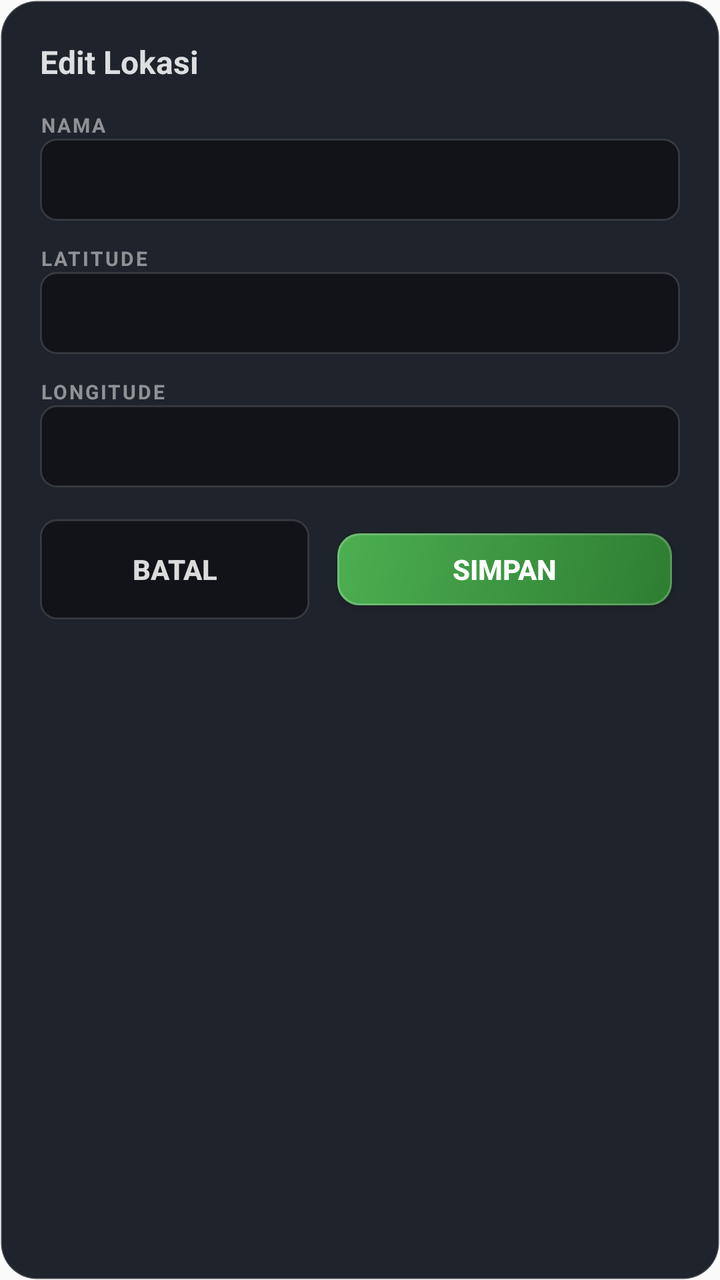
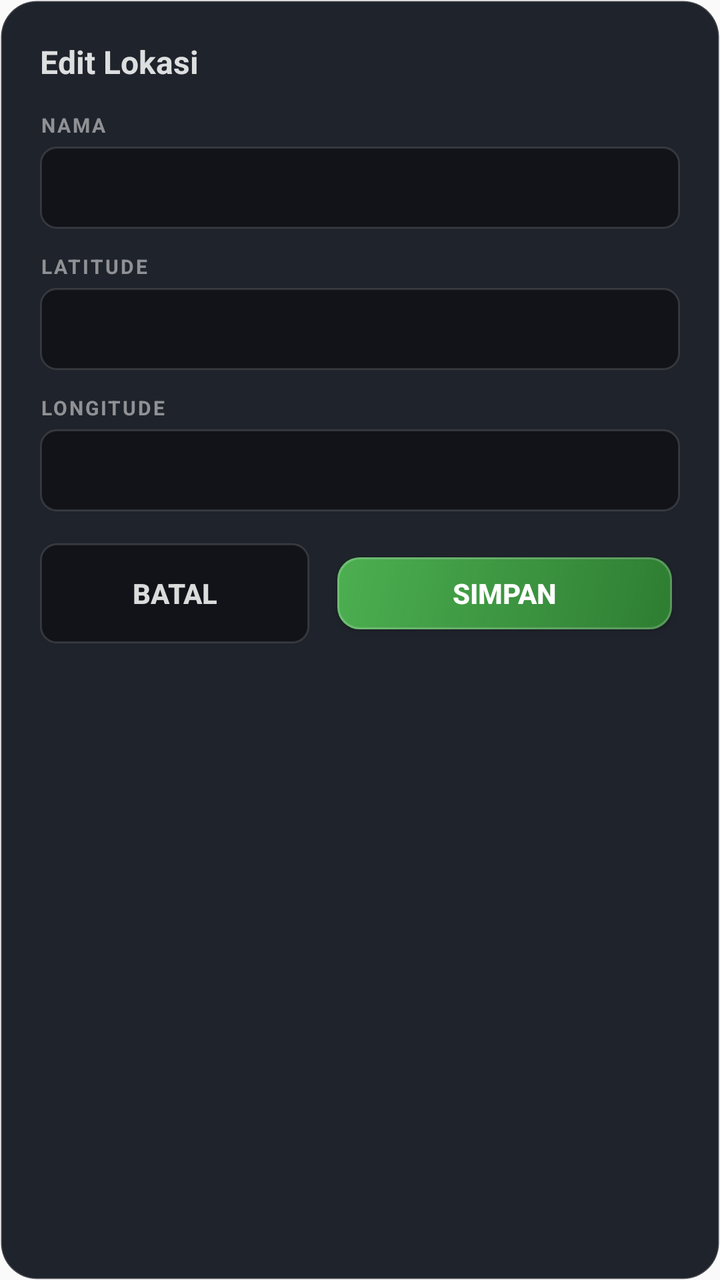

The first picture is an Android layout as it rendered before a commit; the second is the same layout after the commit. The layout source and the unified diff follow.
<!-- AndroidManifest.xml: application theme Theme.AYA -->
<!-- res/layout/dialog_edit_fav.xml -->
<?xml version="1.0" encoding="utf-8"?>
<LinearLayout xmlns:android="http://schemas.android.com/apk/res/android"
    android:layout_width="match_parent"
    android:layout_height="wrap_content"
    android:orientation="vertical"
    android:padding="20dp"
    android:background="@drawable/bg_dialog_card">

    <TextView
        android:layout_width="wrap_content"
        android:layout_height="wrap_content"
        android:text="Edit Lokasi"
        android:textColor="@color/label_text"
        android:textSize="16sp"
        android:textStyle="bold"
        android:layout_marginBottom="14dp" />

    <TextView
        android:layout_width="wrap_content"
        android:layout_height="wrap_content"
        android:text="NAMA"
        android:textColor="#80FFFFFF"
        android:textSize="10sp"
        android:textStyle="bold"
        android:letterSpacing="0.1" />

    <EditText
        android:id="@+id/e_name"
        android:layout_width="match_parent"
        android:layout_height="wrap_content"
        android:background="@drawable/bg_coord_chip"
        android:paddingHorizontal="12dp"
        android:paddingVertical="11dp"
        android:maxLength="40"
        android:inputType="text"
        android:textColor="@color/label_text"
        android:textSize="14sp" />

    <TextView
        android:layout_width="wrap_content"
        android:layout_height="wrap_content"
        android:layout_marginTop="12dp"
        android:text="LATITUDE"
        android:textColor="#80FFFFFF"
        android:textSize="10sp"
        android:textStyle="bold"
        android:letterSpacing="0.1" />

    <EditText
        android:id="@+id/e_lat"
        android:layout_width="match_parent"
        android:layout_height="wrap_content"
        android:background="@drawable/bg_coord_chip"
        android:paddingHorizontal="12dp"
        android:paddingVertical="11dp"
        android:inputType="numberDecimal|numberSigned"
        android:fontFamily="monospace"
        android:textColor="@color/label_text"
        android:textSize="14sp" />

    <TextView
        android:layout_width="wrap_content"
        android:layout_height="wrap_content"
        android:layout_marginTop="12dp"
        android:text="LONGITUDE"
        android:textColor="#80FFFFFF"
        android:textSize="10sp"
        android:textStyle="bold"
        android:letterSpacing="0.1" />

    <EditText
        android:id="@+id/e_lng"
        android:layout_width="match_parent"
        android:layout_height="wrap_content"
        android:background="@drawable/bg_coord_chip"
        android:paddingHorizontal="12dp"
        android:paddingVertical="11dp"
        android:inputType="numberDecimal|numberSigned"
        android:fontFamily="monospace"
        android:textColor="@color/label_text"
        android:textSize="14sp" />

    <TextView
        android:id="@+id/e_err"
        android:layout_width="match_parent"
        android:layout_height="wrap_content"
        android:layout_marginTop="8dp"
        android:textColor="#FF8A80"
        android:textSize="11sp"
        android:visibility="gone" />

    <LinearLayout
        android:layout_width="match_parent"
        android:layout_height="wrap_content"
        android:orientation="horizontal"
        android:layout_marginTop="16dp">

        <Button
            android:id="@+id/e_cancel"
            android:layout_width="0dp"
            android:layout_height="50dp"
            android:layout_weight="1"
            android:background="@drawable/bg_coord_chip"
            android:textColor="@color/label_text"
            android:textSize="14sp"
            android:textStyle="bold"
            android:text="Batal" />

        <Space android:layout_width="10dp" android:layout_height="1dp" />

        <Button
            android:id="@+id/e_save"
            android:layout_width="0dp"
            android:layout_height="50dp"
            android:layout_weight="1.3"
            android:background="@drawable/bg_play_green_touch"
            android:textColor="#FFFFFF"
            android:textStyle="bold"
            android:textSize="14sp"
            android:text="SIMPAN" />
    </LinearLayout>
</LinearLayout>
<!-- resources referenced by this layout -->
<resources>
  <color name="label_text">#D9FFFFFF</color>
  <!-- drawable bg_coord_chip (drawable) -->
  <shape xmlns:android="http://schemas.android.com/apk/res/android">
      <corners android:radius="8dp" />
      <solid android:color="@color/chip_coord_bg" />
      <stroke android:width="1dp" android:color="@color/chip_coord_stroke" />
  </shape>
  <!-- drawable bg_dialog_card (drawable) -->
  <shape xmlns:android="http://schemas.android.com/apk/res/android">
      <corners android:radius="18dp" />
      <solid android:color="#F2141820" />
      <stroke android:width="1dp" android:color="#2EFFFFFF" />
  </shape>
  <!-- drawable bg_play_green_touch (drawable) -->
  <layer-list xmlns:android="http://schemas.android.com/apk/res/android">
      <item android:left="4dp" android:right="4dp" android:top="7dp" android:bottom="7dp">
          <shape>
              <corners android:radius="11dp" />
              <gradient android:angle="315"
                  android:startColor="@color/play_green_start"
                  android:endColor="@color/play_green_end" />
          </shape>
      </item>
      <item android:left="4dp" android:right="4dp" android:top="7dp" android:bottom="7dp">
          <shape>
              <corners android:radius="11dp" />
              <stroke android:width="1dp" android:color="@color/play_stroke" />
          </shape>
      </item>
  </layer-list>
  <style name="Theme.AYA" parent="Theme.AppCompat.Light.NoActionBar" />
  <color name="chip_coord_bg">#73000000</color>
  <color name="chip_coord_stroke">#1FFFFFFF</color>
  <color name="play_green_start">#4CAF50</color>
  <color name="play_green_end">#2E7D32</color>
  <color name="play_stroke">#33FFFFFF</color>
</resources>

<!-- the commit's change to res/layout/dialog_edit_fav.xml (unified diff, before → after) -->
@@ -28,6 +28,7 @@
         android:id="@+id/e_name"
         android:layout_width="match_parent"
         android:layout_height="wrap_content"
+        android:layout_marginTop="4dp"
         android:background="@drawable/bg_coord_chip"
         android:paddingHorizontal="12dp"
         android:paddingVertical="11dp"
@@ -50,6 +51,7 @@
         android:id="@+id/e_lat"
         android:layout_width="match_parent"
         android:layout_height="wrap_content"
+        android:layout_marginTop="4dp"
         android:background="@drawable/bg_coord_chip"
         android:paddingHorizontal="12dp"
         android:paddingVertical="11dp"
@@ -72,6 +74,7 @@
         android:id="@+id/e_lng"
         android:layout_width="match_parent"
         android:layout_height="wrap_content"
+        android:layout_marginTop="4dp"
         android:background="@drawable/bg_coord_chip"
         android:paddingHorizontal="12dp"
         android:paddingVertical="11dp"
